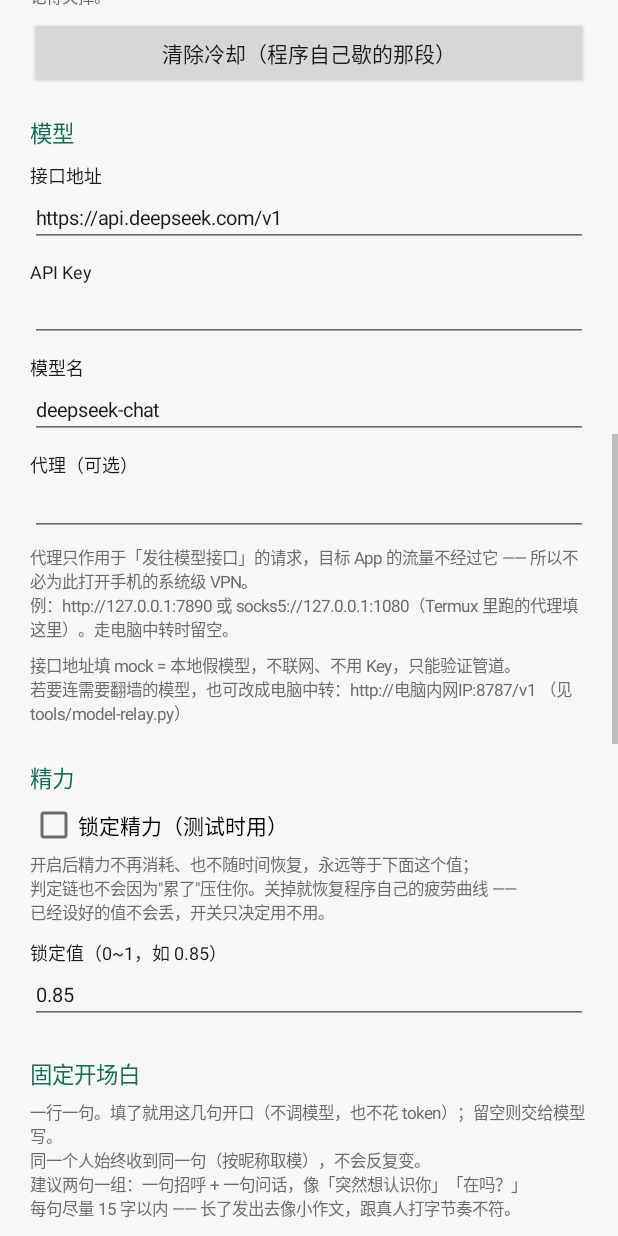
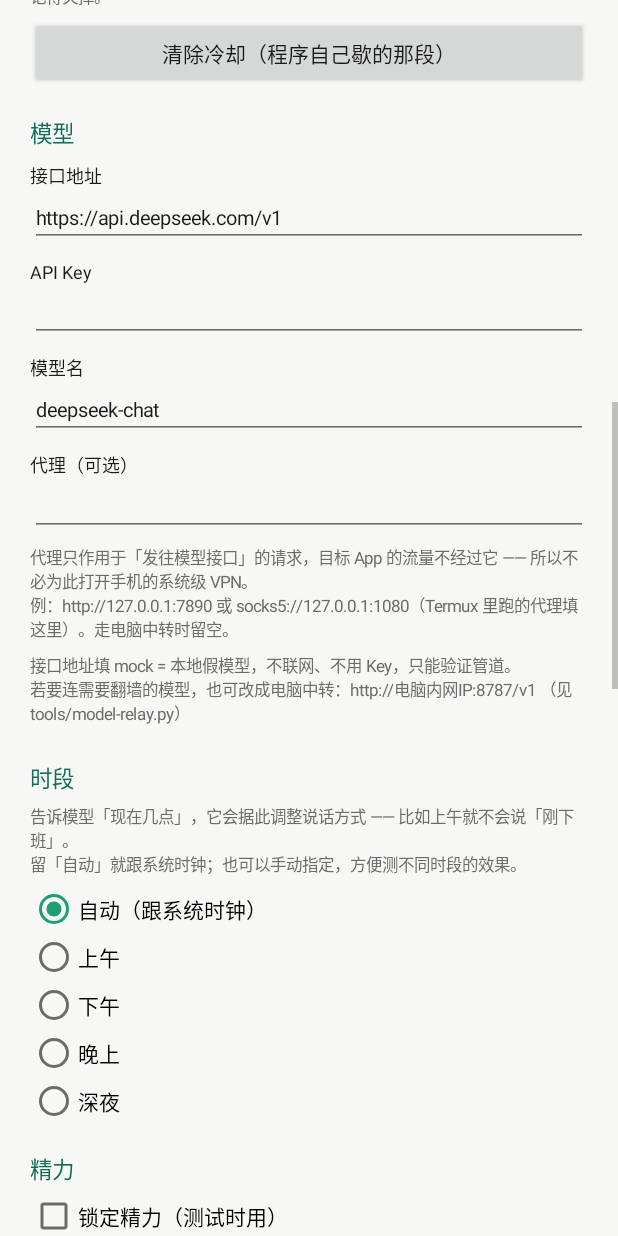
Before and after one commit to AshamedNight/FH.ideal-system, an Android app: the SettingsActivity screen opened directly, with no data from a screen before it, scrolled down 1153 dp, on a phone screen of 412 x 824 dp. Run offline under Robolectric (Android 15) with nearby library versions, the phone set to English and light mode, and no system bars.

Commit message:
二次招呼改成提示词提醒（不跳过，让模型换个方式接：刚看到/在呢/接着刚才的话题）；加手动时段选择（自动/上午/下午/晚上/深夜），设置页单选

```diff
--- a/app/src/main/java/com/autoreply/app/core/AppConfig.kt
+++ b/app/src/main/java/com/autoreply/app/core/AppConfig.kt
@@ -86,6 +86,17 @@ class AppConfig(context: Context) {
         set(value) = sp.edit()
             .putInt(KEY_BATCH_SIZE, value.coerceIn(1, if (drillMode) 999 else 20))
             .apply()
+
+    /**
+     * 手动指定「现在是什么时候」。空 = 跟系统时钟。
+     *
+     * 用途：测试不同时段的说话方式（上午 / 下午 / 晚上 / 深夜），
+     * 以及系统时间不对、或者你想让它是"晚上"的时候。
+     * 取值：""(自动) / "morning" / "afternoon" / "evening" / "night"
+     */
+    var timeOfDay: String
+        get() = sp.getString(KEY_TIME_OF_DAY, "") ?: ""
+        set(value) = sp.edit().putString(KEY_TIME_OF_DAY, value).apply()
 
     /**
      * 精力锁：锁定后不再消耗、也不随时间恢复，永远等于 [energyLockedValue]。
@@ -275,6 +286,7 @@ class AppConfig(context: Context) {
         private const val KEY_GREETINGS = "greeting_lines"
         private const val KEY_GREETING_ON = "greeting_enabled"
         private const val KEY_ENERGY_LOCKED = "energy_locked"
+        private const val KEY_TIME_OF_DAY = "time_of_day"
         private const val KEY_ENERGY_VALUE = "energy_locked_value"
         private const val KEY_TARGET_PKGS = "target_pkgs"
         private const val KEY_LLM_URL = "llm_url"
--- a/app/src/main/java/com/autoreply/app/ui/SettingsActivity.kt
+++ b/app/src/main/java/com/autoreply/app/ui/SettingsActivity.kt
@@ -4,6 +4,7 @@ import android.app.Activity
 import android.content.Intent
 import android.os.Bundle
 import android.text.InputType
+import android.view.View
 import android.view.ViewGroup
 import android.widget.Button
 import android.widget.EditText
@@ -93,6 +94,40 @@ class SettingsActivity : Activity() {
         root.addView(field("llmProxy", "代理（可选）", config.llmProxy, InputType.TYPE_TEXT_VARIATION_URI))
         root.addView(note("代理只作用于「发往模型接口」的请求，目标 App 的流量不经过它 —— 所以不必为此打开手机的系统级 VPN。\n例：http://127.0.0.1:7890 或 socks5://127.0.0.1:1080（Termux 里跑的代理填这里）。走电脑中转时留空。"))
         root.addView(note("接口地址填 mock = 本地假模型，不联网、不用 Key，只能验证管道。\n若要连需要翻墙的模型，也可改成电脑中转：http://电脑内网IP:8787/v1 （见 tools/model-relay.py）"))
+
+        root.addView(section("时段"))
+        root.addView(
+            note(
+                "告诉模型「现在几点」，它会据此调整说话方式 —— 比如上午就不会说「刚下班」。\n" +
+                    "留「自动」就跟系统时钟；也可以手动指定，方便测不同时段的效果。"
+            )
+        )
+        val timeGroup = RadioGroup(this).apply { orientation = RadioGroup.VERTICAL }
+        val timeOptions = listOf(
+            "" to "自动（跟系统时钟）",
+            "morning" to "上午",
+            "afternoon" to "下午",
+            "evening" to "晚上",
+            "night" to "深夜",
+        )
+        timeOptions.forEach { (value, label) ->
+            val rb = RadioButton(this).apply {
+                text = label
+                id = View.generateViewId()
+                tag = value
+                isChecked = config.timeOfDay == value
+            }
+            timeGroup.addView(rb)
+        }
+        timeGroup.setOnCheckedChangeListener { group, checkedId ->
+            val rb = group.findViewById<RadioButton>(checkedId)
+            config.timeOfDay = (rb?.tag as? String).orEmpty()
+        }
+        // 没选中任何一个（首次进来且值为空）时，把"自动"选上
+        if (timeGroup.checkedRadioButtonId == -1 && timeGroup.childCount > 0) {
+            (timeGroup.getChildAt(0) as? RadioButton)?.isChecked = true
+        }
+        root.addView(timeGroup)
 
         root.addView(section("精力"))
         root.addView(android.widget.CheckBox(this).apply {
```
Also changed, not shown: app/src/main/java/com/autoreply/app/core/guard/ReplyFlow.kt (+0 -28 lines), app/src/main/java/com/autoreply/app/core/llm/ReplyEngine.kt (+45 -2 lines).
